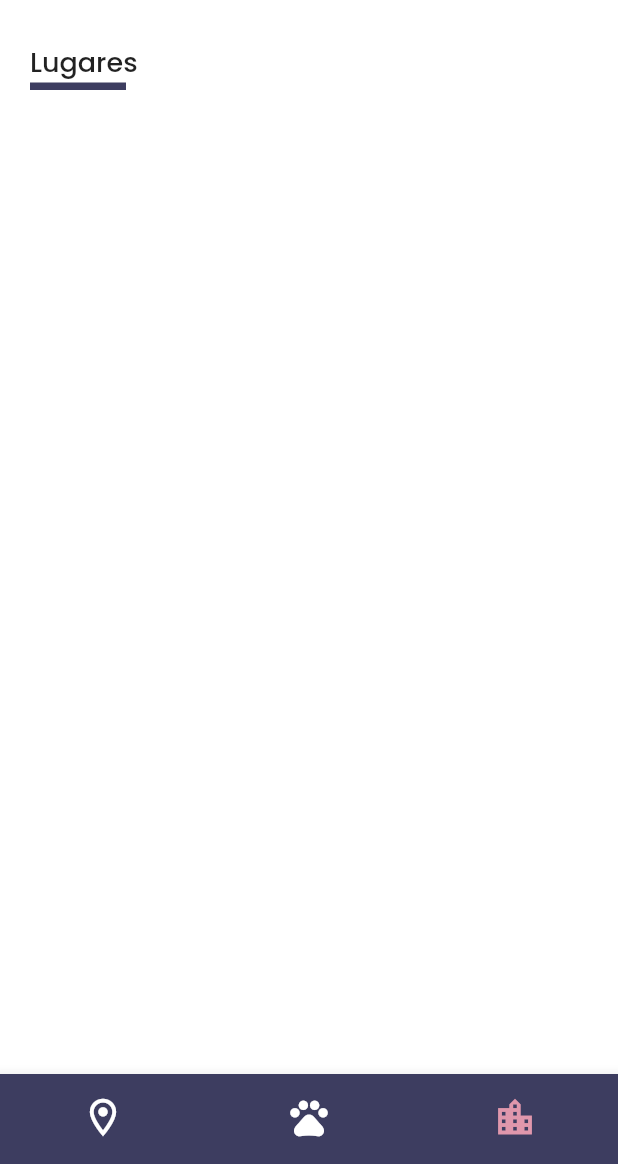
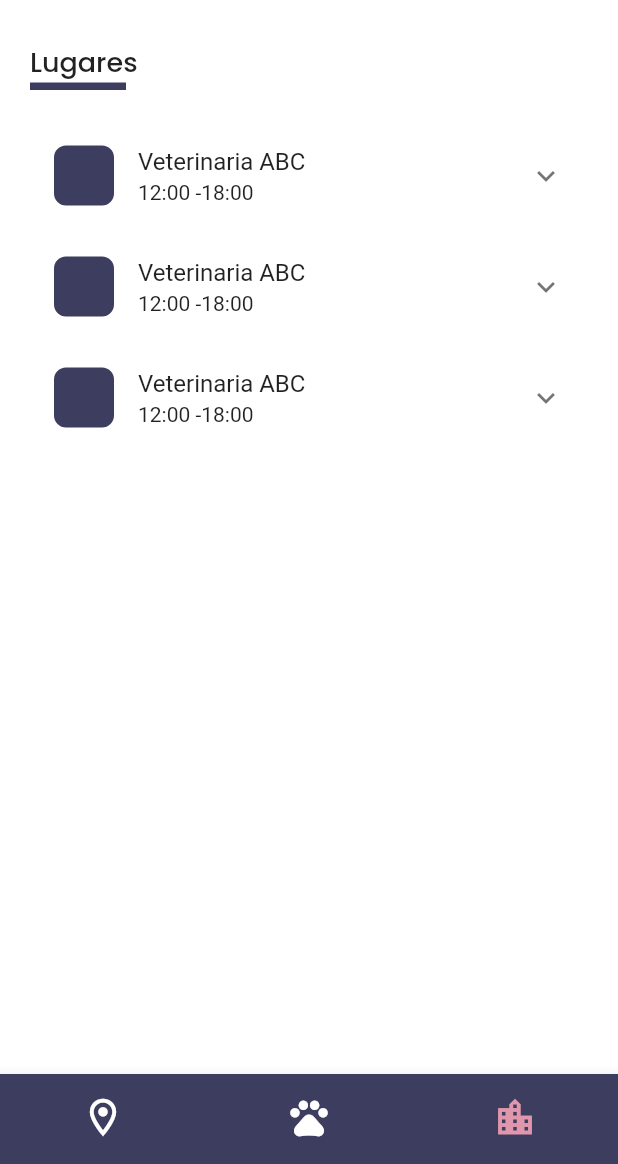
Before and after one commit to FKSAxell/pet_app, a Flutter app: the screen it shows after launch, swiped to page 3, on a phone screen of 412 x 824 dp, the part 72-1236 px from its top. Run offline on Flutter 3.47's test engine with Material 2 defaults, Android fonts, the phone set to English and light mode, and no system bars; our stand-ins replace font_awesome_flutter, google_fonts.

Commit message:
Veterinarias Page

```diff
--- a/lib/src/pages/blank_page.dart
+++ b/lib/src/pages/blank_page.dart
@@ -1,6 +1,8 @@
 import 'package:flutter/material.dart';
 import 'package:google_fonts/google_fonts.dart';
+import 'package:pet_app/src/theme/color_theme.dart';
 import 'package:pet_app/src/widgets/custom_divider.dart';
+import 'package:font_awesome_flutter/font_awesome_flutter.dart';
 
 class BlankPage extends StatelessWidget {
   const BlankPage({Key? key}) : super(key: key);
@@ -23,6 +25,139 @@ class BlankPage extends StatelessWidget {
             ),
           ),
           CustomDivider(),
+          SizedBox(height: 20),
+          ExpansionTile(
+            title: Text("Veterinaria ABC"),
+            subtitle: Text("12:00 -18:00"),
+            leading: Container(
+              decoration: BoxDecoration(
+                color: ColorTheme.primary,
+                borderRadius: BorderRadius.circular(8),
+              ),
+              width: 40,
+              height: 40,
+            ),
+            children: [
+              Container(
+                height: 40,
+                margin: EdgeInsets.symmetric(vertical: 10),
+                child: Row(
+                  mainAxisAlignment: MainAxisAlignment.center,
+                  children: [
+                    Icon(
+                      Icons.location_on_outlined,
+                      color: ColorTheme.primary,
+                      size: 40,
+                    ),
+                    VerticalDivider(
+                      thickness: 2,
+                    ),
+                    Icon(
+                      Icons.phone,
+                      color: ColorTheme.primary,
+                      size: 40,
+                    ),
+                    VerticalDivider(
+                      thickness: 2,
+                    ),
+                    FaIcon(
+                      FontAwesomeIcons.whatsapp,
+                      color: ColorTheme.primary,
+                      size: 40,
+                    )
+                  ],
+                ),
+              )
+            ],
+          ),
+          ExpansionTile(
+            title: Text("Veterinaria ABC"),
+            subtitle: Text("12:00 -18:00"),
+            leading: Container(
+              decoration: BoxDecoration(
+                color: ColorTheme.primary,
+                borderRadius: BorderRadius.circular(8),
+              ),
+              width: 40,
+              height: 40,
+            ),
+            children: [
+              Container(
+                height: 40,
+                margin: EdgeInsets.symmetric(vertical: 10),
+                child: Row(
+                  mainAxisAlignment: MainAxisAlignment.center,
+                  children: [
+                    Icon(
+                      Icons.location_on_outlined,
+                      color: ColorTheme.primary,
+                      size: 40,
+                    ),
+                    VerticalDivider(
+                      thickness: 2,
+                    ),
+                    Icon(
+                      Icons.phone,
+                      color: ColorTheme.primary,
+                      size: 40,
+                    ),
+                    VerticalDivider(
+                      thickness: 2,
+                    ),
+                    FaIcon(
+                      FontAwesomeIcons.whatsapp,
+                      color: ColorTheme.primary,
+                      size: 40,
+                    )
+                  ],
+                ),
+              )
+            ],
+          ),
+          ExpansionTile(
+            title: Text("Veterinaria ABC"),
+            subtitle: Text("12:00 -18:00"),
+            leading: Container(
+              decoration: BoxDecoration(
+                color: ColorTheme.primary,
+                borderRadius: BorderRadius.circular(8),
+              ),
+              width: 40,
+              height: 40,
+            ),
+            children: [
+              Container(
+                height: 40,
+                margin: EdgeInsets.symmetric(vertical: 10),
+                child: Row(
+                  mainAxisAlignment: MainAxisAlignment.center,
+                  children: [
+                    Icon(
+                      Icons.location_on_outlined,
+                      color: ColorTheme.primary,
+                      size: 40,
+                    ),
+                    VerticalDivider(
+                      thickness: 2,
+                    ),
+                    Icon(
+                      Icons.phone,
+                      color: ColorTheme.primary,
+                      size: 40,
+                    ),
+                    VerticalDivider(
+                      thickness: 2,
+                    ),
+                    FaIcon(
+                      FontAwesomeIcons.whatsapp,
+                      color: ColorTheme.primary,
+                      size: 40,
+                    )
+                  ],
+                ),
+              )
+            ],
+          ),
         ],
       ),
     );
--- a/pubspec.yaml
+++ b/pubspec.yaml
@@ -30,6 +30,7 @@ dependencies:
   cupertino_icons: ^1.0.2
   flutter:
     sdk: flutter
+  font_awesome_flutter: ^9.2.0
   google_fonts: ^2.3.1
   uuid: ^3.0.6
 
```
Also changed, not shown: pubspec.lock.
